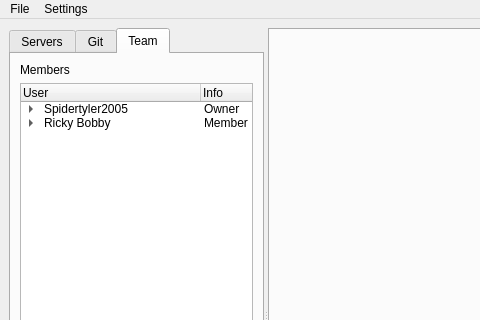
ArachnidAbby/ServerManager, file src/UIFiles/mainWindow.ui: the form before one commit; both pictures show x 0 to 480 and y 0 to 320 of the 877 by 640 pixel window.
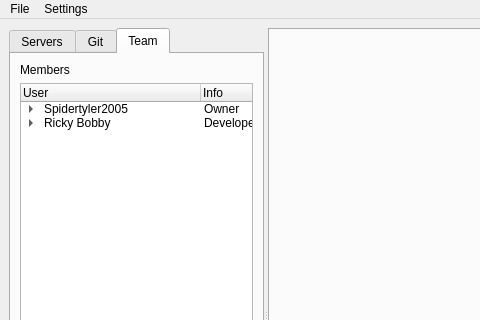
The form after the commit. The open tabs and pages were chosen to show the change.

Patch:
```diff
--- a/src/UIFiles/mainWindow.ui
+++ b/src/UIFiles/mainWindow.ui
@@ -354,7 +354,7 @@
              <string>Ricky Bobby</string>
             </property>
             <property name="text">
-             <string>Member</string>
+             <string>Developer</string>
             </property>
             <item>
              <property name="text">
```
Left out of the diff: 2 changed lines with no effect on the pictures.
